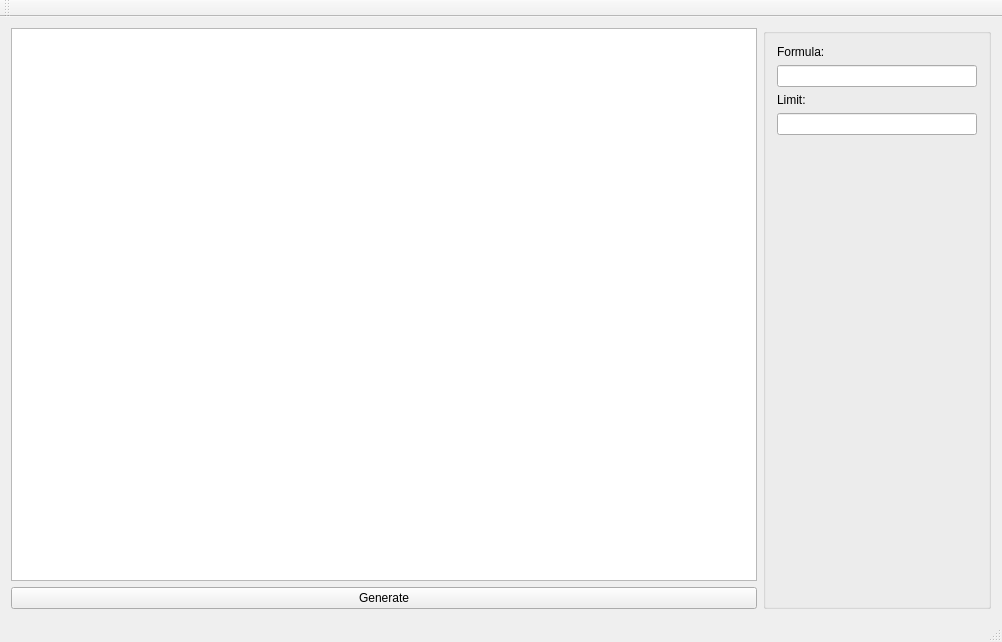
The window that mandelbrotmainwindow.ui (jan-henkel/MandelbrotSet) describes before a commit, drawn with Qt 5.
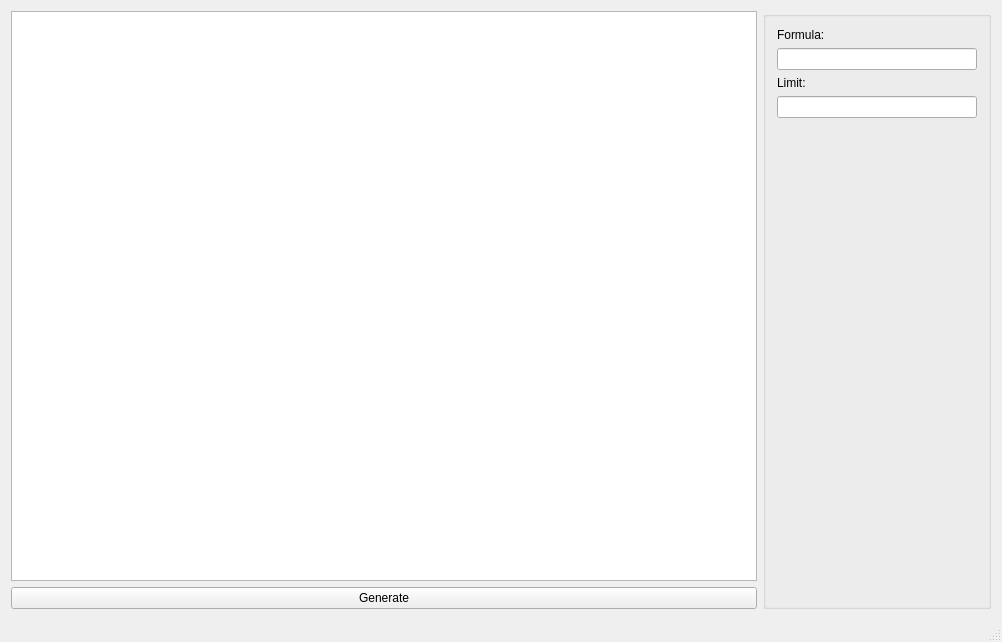
The same window after the commit.

```diff
--- a/mandelbrotmainwindow.ui
+++ b/mandelbrotmainwindow.ui
@@ -52,6 +52,12 @@
           <height>480</height>
          </size>
         </property>
+        <property name="verticalScrollBarPolicy">
+         <enum>Qt::ScrollBarAlwaysOff</enum>
+        </property>
+        <property name="horizontalScrollBarPolicy">
+         <enum>Qt::ScrollBarAlwaysOff</enum>
+        </property>
        </widget>
       </item>
       <item>
@@ -157,14 +163,6 @@
     </rect>
    </property>
   </widget>
-  <widget class="QToolBar" name="mainToolBar">
-   <attribute name="toolBarArea">
-    <enum>TopToolBarArea</enum>
-   </attribute>
-   <attribute name="toolBarBreak">
-    <bool>false</bool>
-   </attribute>
-  </widget>
   <widget class="QStatusBar" name="statusBar"/>
  </widget>
  <layoutdefault spacing="6" margin="11"/>
```
